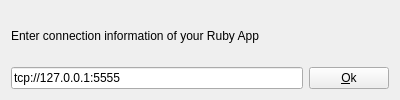
Above: askhost.ui from codemancers/rbkit-client before the change. Below: the same form after it.
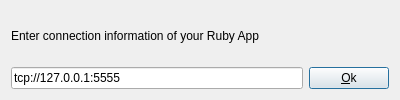
That is the form after the change.

Commit message: Change type of askhost class

Diff of the .ui file:
```diff
--- a/askhost.ui
+++ b/askhost.ui
@@ -1,7 +1,7 @@
 <?xml version="1.0" encoding="UTF-8"?>
 <ui version="4.0">
  <class>AskHost</class>
- <widget class="QWidget" name="AskHost">
+ <widget class="QDialog" name="AskHost">
   <property name="windowModality">
    <enum>Qt::NonModal</enum>
   </property>
```
Left out of the diff: 2 changed lines with no effect on the pictures. The commit also changes 3 other files.
